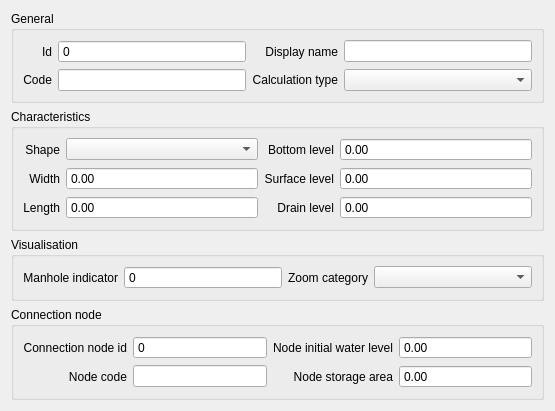
Above: threedi_model_builder/forms/ui/manhole.ui from nens/threedi-schematisation-editor before the change. Below: the same form after it.
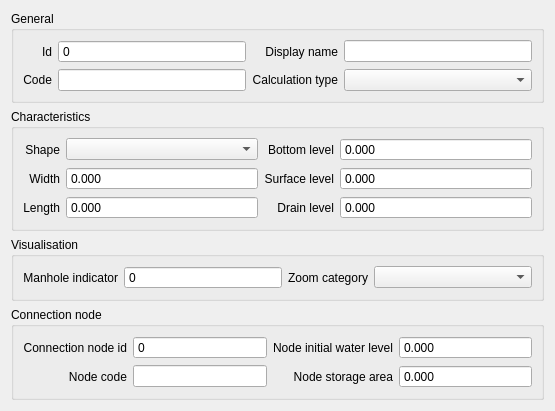
That is the form after the change. Custom widgets are drawn as their Qt base class.

Commit message: Custom forms fixed to accept doubles

The edit to the form file:
```diff
--- a/threedi_model_builder/forms/ui/manhole.ui
+++ b/threedi_model_builder/forms/ui/manhole.ui
@@ -94,6 +94,9 @@
         <property name="buttonSymbols">
          <enum>QAbstractSpinBox::NoButtons</enum>
         </property>
+        <property name="decimals">
+         <number>3</number>
+        </property>
         <property name="maximum">
          <double>1000000.000000000000000</double>
         </property>
@@ -119,6 +122,9 @@
         <property name="buttonSymbols">
          <enum>QAbstractSpinBox::NoButtons</enum>
         </property>
+        <property name="decimals">
+         <number>3</number>
+        </property>
         <property name="maximum">
          <double>1000000.000000000000000</double>
         </property>
@@ -144,8 +150,14 @@
         <property name="buttonSymbols">
          <enum>QAbstractSpinBox::NoButtons</enum>
         </property>
+        <property name="decimals">
+         <number>3</number>
+        </property>
+        <property name="minimum">
+         <double>-9999999999.000000000000000</double>
+        </property>
         <property name="maximum">
-         <double>1000000.000000000000000</double>
+         <double>9999999999.000000000000000</double>
         </property>
         <property name="showClearButton">
          <bool>true</bool>
@@ -169,8 +181,14 @@
         <property name="buttonSymbols">
          <enum>QAbstractSpinBox::NoButtons</enum>
         </property>
+        <property name="decimals">
+         <number>3</number>
+        </property>
+        <property name="minimum">
+         <double>-9999999999.000000000000000</double>
+        </property>
         <property name="maximum">
-         <double>1000000.000000000000000</double>
+         <double>9999999999.000000000000000</double>
         </property>
         <property name="showClearButton">
          <bool>true</bool>
@@ -194,8 +212,14 @@
         <property name="buttonSymbols">
          <enum>QAbstractSpinBox::NoButtons</enum>
         </property>
+        <property name="decimals">
+         <number>3</number>
+        </property>
+        <property name="minimum">
+         <double>-9999999999.000000000000000</double>
+        </property>
         <property name="maximum">
-         <double>1000000.000000000000000</double>
+         <double>9999999999.000000000000000</double>
         </property>
         <property name="showClearButton">
          <bool>true</bool>
@@ -328,6 +352,9 @@
         <property name="buttonSymbols">
          <enum>QAbstractSpinBox::NoButtons</enum>
         </property>
+        <property name="decimals">
+         <number>3</number>
+        </property>
         <property name="minimum">
          <double>-1000.000000000000000</double>
         </property>
@@ -356,6 +383,9 @@
         <property name="buttonSymbols">
          <enum>QAbstractSpinBox::NoButtons</enum>
         </property>
+        <property name="decimals">
+         <number>3</number>
+        </property>
         <property name="maximum">
          <double>999999999.000000000000000</double>
         </property>
```
Left out of the diff: 129 changed lines with no effect on the pictures. The commit also changes 7 other files.
